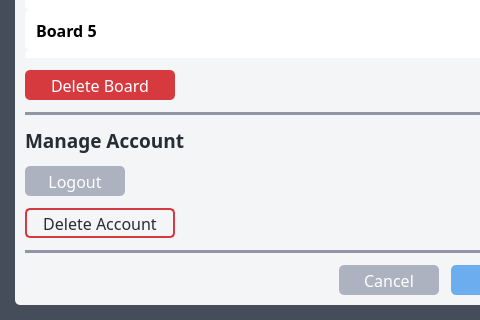
Qt form src/ui/app_settings.ui (dulapahv/Kanbaru) before a commit; both pictures show x 0 to 480 and y 358 to 678 of the 576 by 678 pixel window.
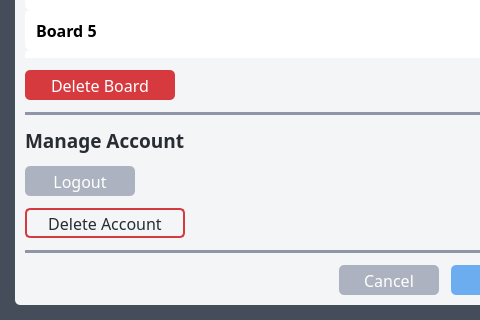
The same form after that commit. Icons and pictures are not drawn.

Commit message: Add app icon, rename class name, add icon to resources.qrc

Diff of the .ui file:
```diff
--- a/src/ui/app_settings.ui
+++ b/src/ui/app_settings.ui
@@ -16,6 +16,12 @@
   <property name="styleSheet">
    <string notr="true">background-color: #454c5a;</string>
   </property>
+  <property name="iconSize">
+   <size>
+    <width>128</width>
+    <height>128</height>
+   </size>
+  </property>
   <widget class="QWidget" name="centralwidget">
    <layout class="QVBoxLayout" name="verticalLayout_3">
     <property name="spacing">
@@ -347,7 +353,7 @@
                   </property>
                   <property name="minimumSize">
                    <size>
-                    <width>100</width>
+                    <width>110</width>
                     <height>30</height>
                    </size>
                   </property>
@@ -398,7 +404,7 @@
                 </property>
                 <property name="minimumSize">
                  <size>
-                  <width>150</width>
+                  <width>160</width>
                   <height>30</height>
                  </size>
                 </property>
```
Left out of the diff: 20 changed lines with no effect on the pictures. The commit also changes 17 other files.
